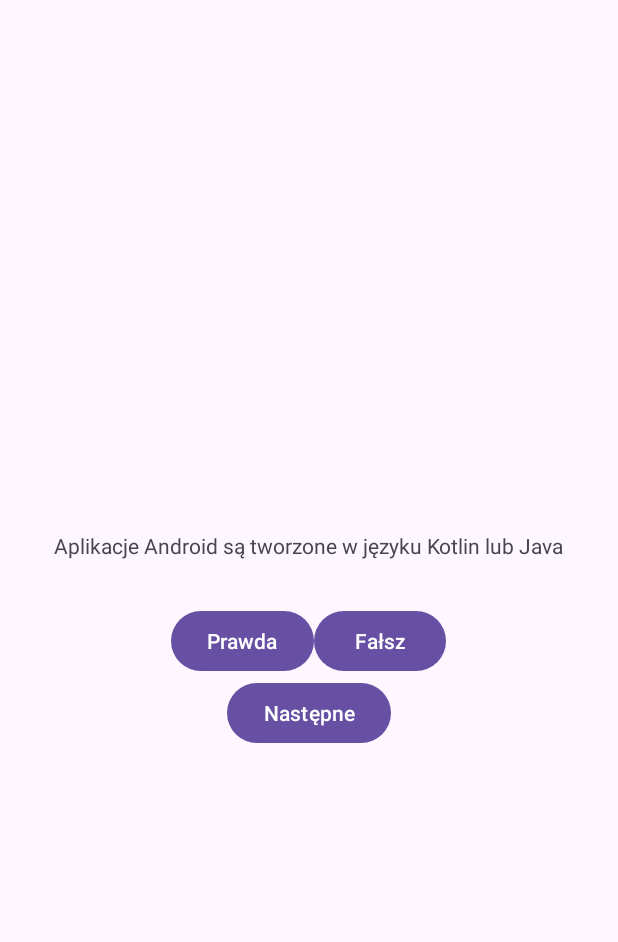
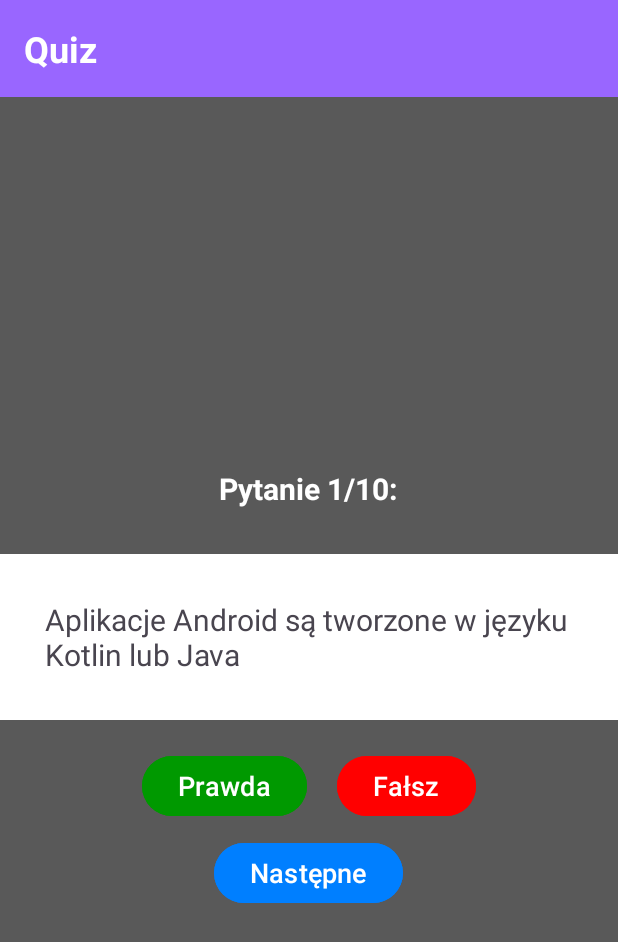
Before and after one commit to Blackkoutt/Mobile_systems, an Android app: the screen it shows after launch (MainActivity), on a phone screen of 412 x 824 dp. Shown: the top 942 px of the screen. Run offline under Robolectric (Android 15) with nearby library versions, the light colour scheme and no system bars.

Commit message:
Updating app style and adding question numeration

```diff
--- a/Zadanie_1_Quiz/app/src/main/java/com/example/quiz/MainActivity.java
+++ b/Zadanie_1_Quiz/app/src/main/java/com/example/quiz/MainActivity.java
@@ -13,6 +13,7 @@ public class MainActivity extends AppCompatActivity {
     private Button falseButton;
     private Button nextButton;
     private TextView questionTextView;
+    private TextView questionNrTextView;
     private Question[] questions = new Question[]{
             new Question(R.string.q_language, true),
             new Question(R.string.q_process, false),
@@ -35,6 +36,7 @@ public class MainActivity extends AppCompatActivity {
         falseButton=findViewById(R.id.false_button);
         nextButton=findViewById(R.id.next_button);
         questionTextView=findViewById(R.id.question_text_view);
+        questionNrTextView=findViewById(R.id.question_nr_text_view);
 
         trueButton.setOnClickListener(new View.OnClickListener() {
             @Override
@@ -59,6 +61,7 @@ public class MainActivity extends AppCompatActivity {
     }
     private void setNextQuestion(){
         questionTextView.setText(questions[currentIndex].getQuestionId());
+        questionNrTextView.setText("Pytanie "+(currentIndex+1)+"/"+questions.length+":");
     }
     private void checkAnswerCorrectness(boolean userAnswer){
         boolean correctAnswer = questions[currentIndex].isTrueAnswer();
--- a/Zadanie_1_Quiz/app/src/main/res/layout/activity_main.xml
+++ b/Zadanie_1_Quiz/app/src/main/res/layout/activity_main.xml
@@ -4,35 +4,68 @@
     xmlns:tools="http://schemas.android.com/tools"
     android:layout_width="match_parent"
     android:layout_height="match_parent"
-    android:gravity="center"
+    android:background="@color/gray"
     android:orientation="vertical"
     tools:context=".MainActivity">
 
-
-
+    <TextView
+        android:id="@+id/header_text_view"
+        android:layout_width="match_parent"
+        android:layout_height="wrap_content"
+        android:padding="16dp"
+        android:text="@string/app_name"
+        android:background="@color/purple"
+        android:textColor="@color/white"
+        android:textSize="24sp"
+        android:textStyle="bold" />
+    <LinearLayout
+        android:layout_width="match_parent"
+        android:layout_height="0dp"
+        android:layout_weight="1"
+        android:orientation="vertical"
+        android:gravity="center">
+        <TextView
+            android:id="@+id/question_nr_text_view"
+            android:layout_width="wrap_content"
+            android:layout_height="wrap_content"
+            android:text="Hello World!"
+            android:textStyle="bold"
+            android:textSize="20sp"
+            android:textColor="@color/white"
+            android:padding="30dp"/>
         <TextView
             android:id="@+id/question_text_view"
             android:layout_width="wrap_content"
             android:layout_height="wrap_content"
             android:text="Hello World!"
+            android:textSize="20sp"
             android:padding="30dp"
+            android:layout_marginBottom="20dp"
+            android:background="@color/white"
             />
 
         <LinearLayout
             android:layout_width="wrap_content"
             android:layout_height="wrap_content"
-        android:orientation="horizontal">
+            android:orientation="horizontal"
+            android:gravity="center"
+            >
 
             <Button
                 android:id="@+id/true_button"
                 android:layout_width="wrap_content"
+                android:backgroundTint="@color/green"
+                android:textSize="18sp"
                 android:layout_height="wrap_content"
                 android:layout_weight="1"
+                android:layout_marginRight="20dp"
                 android:text="@string/button_true"
                 />
 
             <Button
                 android:id="@+id/false_button"
+                android:backgroundTint="@color/red"
+                android:textSize="18sp"
                 android:layout_width="wrap_content"
                 android:layout_height="wrap_content"
                 android:layout_weight="1"
@@ -41,9 +74,13 @@
         </LinearLayout>
         <Button
             android:id="@+id/next_button"
+            android:layout_marginTop="10dp"
+            android:textSize="18sp"
             android:layout_width="wrap_content"
+            android:backgroundTint="@color/blue"
             android:layout_height="wrap_content"
             android:text="@string/button_next" />
+    </LinearLayout>
 
 
 </LinearLayout>
--- a/Zadanie_1_Quiz/app/src/main/res/values/colors.xml
+++ b/Zadanie_1_Quiz/app/src/main/res/values/colors.xml
@@ -2,4 +2,9 @@
 <resources>
     <color name="black">#FF000000</color>
     <color name="white">#FFFFFFFF</color>
+    <color name="red">#FF0000</color>
+    <color name="green">#009900</color>
+    <color name="blue">#007FFF</color>
+    <color name="gray">#595959</color>
+    <color name="purple">#9966FF</color>
 </resources>
```
Lines whose indentation alone changed are shown as unchanged.
